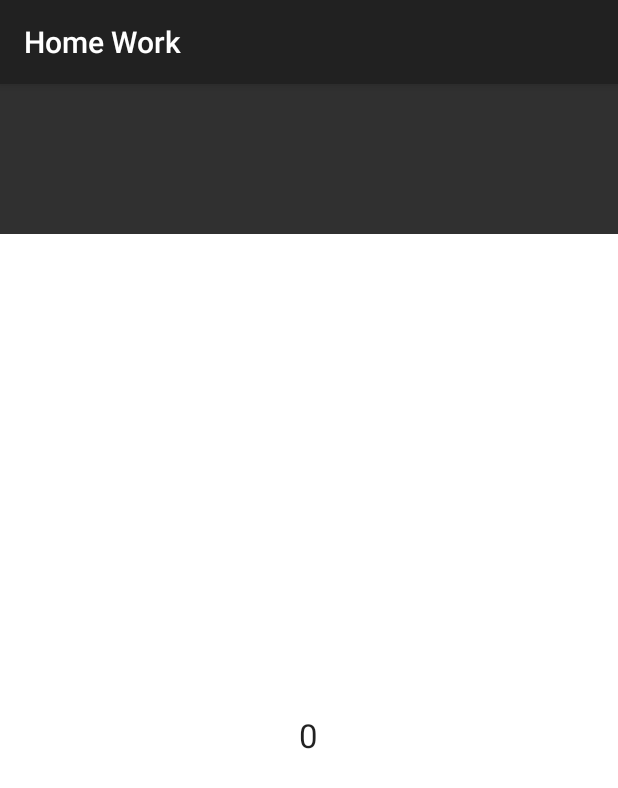
After one commit to jazzz6992/AndrodHomeWork, an Android app: the ConsumerFragment screen opened directly, with no data from a screen before it, on a phone screen of 412 x 824 dp. The commit adds this screen. Shown: the top 788 px of the screen. Run offline under Robolectric (Android 15) with nearby library versions, the phone set to English and light mode, and no system bars; our stand-ins replace RxJava.

Commit message:
hw7 done

```diff
--- a/app/src/main/AndroidManifest.xml
+++ b/app/src/main/AndroidManifest.xml
@@ -38,7 +38,8 @@
             android:enabled="true"
             android:exported="false" />
 
-        <activity android:name=".hw6.StockActivity"></activity>
+        <activity android:name=".hw6.StockActivity" />
+        <activity android:name=".hw7.TryRxActivity"></activity>
     </application>
 
 </manifest>
--- a/app/src/main/java/com/vsevolodvisnevskij/homework/hw2/LauncherActivity.java
+++ b/app/src/main/java/com/vsevolodvisnevskij/homework/hw2/LauncherActivity.java
@@ -14,6 +14,7 @@ import com.vsevolodvisnevskij.homework.hw3.RoundImageActivity;
 import com.vsevolodvisnevskij.homework.hw4.AnimationActivity;
 import com.vsevolodvisnevskij.homework.hw5.WiFiActivity;
 import com.vsevolodvisnevskij.homework.hw6.StockActivity;
+import com.vsevolodvisnevskij.homework.hw7.TryRxActivity;
 
 import java.util.ArrayList;
 import java.util.List;
@@ -81,6 +82,10 @@ public class LauncherActivity extends AppCompatActivity implements View.OnClickL
                 intent = new Intent(this, StockActivity.class);
                 startActivity(intent);
                 break;
+            case R.id.homework7_button:
+                intent = new Intent(this, TryRxActivity.class);
+                startActivity(intent);
+                break;
             default:
                 Toast.makeText(this, getResources().getString(R.string.patience_text), Toast.LENGTH_SHORT).show();
                 break;
--- a/app/src/main/java/com/vsevolodvisnevskij/homework/hw6/manager/Manager.java
+++ b/app/src/main/java/com/vsevolodvisnevskij/homework/hw6/manager/Manager.java
@@ -26,7 +26,7 @@ public class Manager implements ListForPrintChangeListener, DataChangedResultLis
     private static final String JSON_LINK = "http://kiparo.ru/t/stock.json";
     private final Model model;
     private final LocalBroadcastManager broadcastManager;
-    private static final String LOG_TAG = "myLogs";
+    public static final String LOG_TAG = "myLogs";
 
 
     public Manager(LocalBroadcastManager broadcastManager) {
--- a/app/src/main/java/com/vsevolodvisnevskij/homework/hw6/manager/parse/AbstractParser.java
+++ b/app/src/main/java/com/vsevolodvisnevskij/homework/hw6/manager/parse/AbstractParser.java
@@ -1,5 +1,8 @@
 package com.vsevolodvisnevskij.homework.hw6.manager.parse;
 
+import android.util.Log;
+
+import com.vsevolodvisnevskij.homework.hw6.manager.Manager;
 import com.vsevolodvisnevskij.homework.hw6.model.Model;
 import com.vsevolodvisnevskij.homework.hw6.manager.interfaces.ParseCompleteListener;
 
--- a/app/src/main/java/com/vsevolodvisnevskij/homework/hw6/manager/parse/DateGsonConverter.java
+++ b/app/src/main/java/com/vsevolodvisnevskij/homework/hw6/manager/parse/DateGsonConverter.java
@@ -11,7 +11,7 @@ import java.text.SimpleDateFormat;
 import java.util.Date;
 
 public class DateGsonConverter implements JsonDeserializer<Date> {
-    private static final String DATE_FORMAT = "yyyy-MM-dd hh:mm:ss X";
+    private static final String DATE_FORMAT = "yyyy-MM-dd hh:mm:ss Z";
 
     //устанавливает необходимое поведение для парсинга даты
     @Override
--- a/app/src/main/java/com/vsevolodvisnevskij/homework/hw6/manager/parse/JsonParser.java
+++ b/app/src/main/java/com/vsevolodvisnevskij/homework/hw6/manager/parse/JsonParser.java
@@ -1,7 +1,10 @@
 package com.vsevolodvisnevskij.homework.hw6.manager.parse;
+
+import android.util.Log;
 
 import com.google.gson.Gson;
 import com.google.gson.GsonBuilder;
+import com.vsevolodvisnevskij.homework.hw6.manager.Manager;
 import com.vsevolodvisnevskij.homework.hw6.manager.interfaces.ParseCompleteListener;
 import com.vsevolodvisnevskij.homework.hw6.model.Model;
 import com.vsevolodvisnevskij.homework.hw6.model.entity.StockExchange;
@@ -25,7 +28,8 @@ public class JsonParser extends AbstractParser {
         builder.registerTypeAdapter(Date.class, new DateGsonConverter());
         Gson gson = builder.create();
         try {
-            stockExchange = gson.fromJson(new FileReader(source), StockExchange.class);
+            FileReader reader = new FileReader(source);
+            stockExchange = gson.fromJson(reader, StockExchange.class);
             getListener().onParseSuccess(stockExchange);
         } catch (FileNotFoundException e) {
             getListener().onParseFailed(e.getMessage());
--- /dev/null
+++ b/app/src/main/java/com/vsevolodvisnevskij/homework/hw7/ConsumerFragment.java
@@ -0,0 +1,59 @@
+package com.vsevolodvisnevskij.homework.hw7;
+
+
+import android.os.Bundle;
+import android.support.annotation.NonNull;
+import android.support.annotation.Nullable;
+import android.support.v4.app.Fragment;
+import android.view.LayoutInflater;
+import android.view.View;
+import android.view.ViewGroup;
+import android.widget.TextView;
+
+import com.vsevolodvisnevskij.homework.R;
+
+/**
+ * A simple {@link Fragment} subclass.
+ */
+public class ConsumerFragment extends Fragment {
+    public static final String KEY_COUNTER = "COUNTER";
+    private TextView consumerTextView;
+
+    public ConsumerFragment() {
+        // Required empty public constructor
+    }
+
+
+    @Override
+    public View onCreateView(LayoutInflater inflater, ViewGroup container, Bundle savedInstanceState) {
+        // Inflate the layout for this fragment
+        return inflater.inflate(R.layout.fragment_consumer, container, false);
+    }
+
+    @Override
+    public void onViewCreated(@NonNull View view, @Nullable Bundle savedInstanceState) {
+        super.onViewCreated(view, savedInstanceState);
+        consumerTextView = view.findViewById(R.id.consumer_textView);
+        if (savedInstanceState != null) {
+            consumerTextView.setText(savedInstanceState.getString(KEY_COUNTER));
+        }
+    }
+
+    @Override
+    public void onSaveInstanceState(@NonNull Bundle outState) {
+        super.onSaveInstanceState(outState);
+        outState.putString(KEY_COUNTER, consumerTextView.getText().toString());
+    }
+
+    public static ConsumerFragment getInstance() {
+        Bundle bundle = new Bundle();
+        ConsumerFragment fragment = new ConsumerFragment();
+        fragment.setArguments(bundle);
+        return fragment;
+    }
+
+    public TextView getConsumerTextView() {
+        return getView().findViewById(R.id.consumer_textView);
+    }
+
+}
--- /dev/null
+++ b/app/src/main/java/com/vsevolodvisnevskij/homework/hw7/TryRxActivity.java
@@ -0,0 +1,64 @@
+package com.vsevolodvisnevskij.homework.hw7;
+
+import android.os.Bundle;
+import android.support.v4.app.Fragment;
+import android.support.v4.app.FragmentManager;
+import android.support.v4.app.FragmentTransaction;
+import android.support.v7.app.AppCompatActivity;
+import android.view.View;
+
+import com.vsevolodvisnevskij.homework.R;
+
+import io.reactivex.disposables.Disposable;
+import io.reactivex.functions.Function;
+import io.reactivex.subjects.PublishSubject;
+
+public class TryRxActivity extends AppCompatActivity {
+    private static final String KEY_COUNTER = "COUNTER";
+    private PublishSubject<Integer> publishSubject;
+    private Disposable disposable;
+    private int counter = 0;
+    private Fragment fragment;
+
+    @Override
+    protected void onCreate(Bundle savedInstanceState) {
+        super.onCreate(savedInstanceState);
+        setContentView(R.layout.activity_try_rx);
+        publishSubject = PublishSubject.create();
+        View view = findViewById(R.id.clickable);
+        view.setOnClickListener(new View.OnClickListener() {
+            @Override
+            public void onClick(View v) {
+                counter++;
+                publishSubject.onNext(counter);
+            }
+        });
+        FragmentManager manager = getSupportFragmentManager();
+        if (manager.findFragmentById(R.id.container) == null) {
+            fragment = ConsumerFragment.getInstance();
+            FragmentTransaction ft = manager.beginTransaction();
+            ft.replace(R.id.container, fragment);
+            ft.commit();
+        } else {
+            fragment = manager.findFragmentById(R.id.container);
+        }
+        if (savedInstanceState != null) {
+            counter = savedInstanceState.getInt(KEY_COUNTER);
+        }
+        disposable = publishSubject.subscribe(i -> ((ConsumerFragment) fragment).getConsumerTextView().setText(i + ""));
+    }
+
+    @Override
+    protected void onSaveInstanceState(Bundle outState) {
+        super.onSaveInstanceState(outState);
+        outState.putInt(KEY_COUNTER, counter);
+    }
+
+    @Override
+    protected void onDestroy() {
+        super.onDestroy();
+        if (!disposable.isDisposed()) {
+            disposable.dispose();
+        }
+    }
+}
--- /dev/null
+++ b/app/src/main/res/layout/activity_try_rx.xml
@@ -0,0 +1,23 @@
+<?xml version="1.0" encoding="utf-8"?>
+<LinearLayout xmlns:android="http://schemas.android.com/apk/res/android"
+    xmlns:app="http://schemas.android.com/apk/res-auto"
+    xmlns:tools="http://schemas.android.com/tools"
+    android:layout_width="match_parent"
+    android:layout_height="match_parent"
+    tools:context="com.vsevolodvisnevskij.homework.hw7.TryRxActivity"
+    android:id="@+id/root"
+    android:orientation="vertical"
+    >
+
+    <View
+        android:id="@+id/clickable"
+        android:layout_width="match_parent"
+        android:layout_height="100dp" />
+
+
+    <FrameLayout
+        android:id="@+id/container"
+        android:layout_width="match_parent"
+        android:layout_height="match_parent" />
+
+</LinearLayout>
--- /dev/null
+++ b/app/src/main/res/layout/fragment_consumer.xml
@@ -0,0 +1,16 @@
+<FrameLayout xmlns:android="http://schemas.android.com/apk/res/android"
+    xmlns:tools="http://schemas.android.com/tools"
+    android:layout_width="match_parent"
+    android:layout_height="match_parent"
+    tools:context="com.vsevolodvisnevskij.homework.hw7.ConsumerFragment"
+    android:background="@android:color/background_light">
+
+    <TextView
+        android:id="@+id/consumer_textView"
+        style="@style/TextAppearance.AppCompat.Large.Inverse"
+        android:layout_width="wrap_content"
+        android:layout_height="wrap_content"
+        android:layout_gravity="center"
+        android:text="0" />
+
+</FrameLayout>
```
Also changed, not shown: app/build.gradle (+14 -1 lines).
